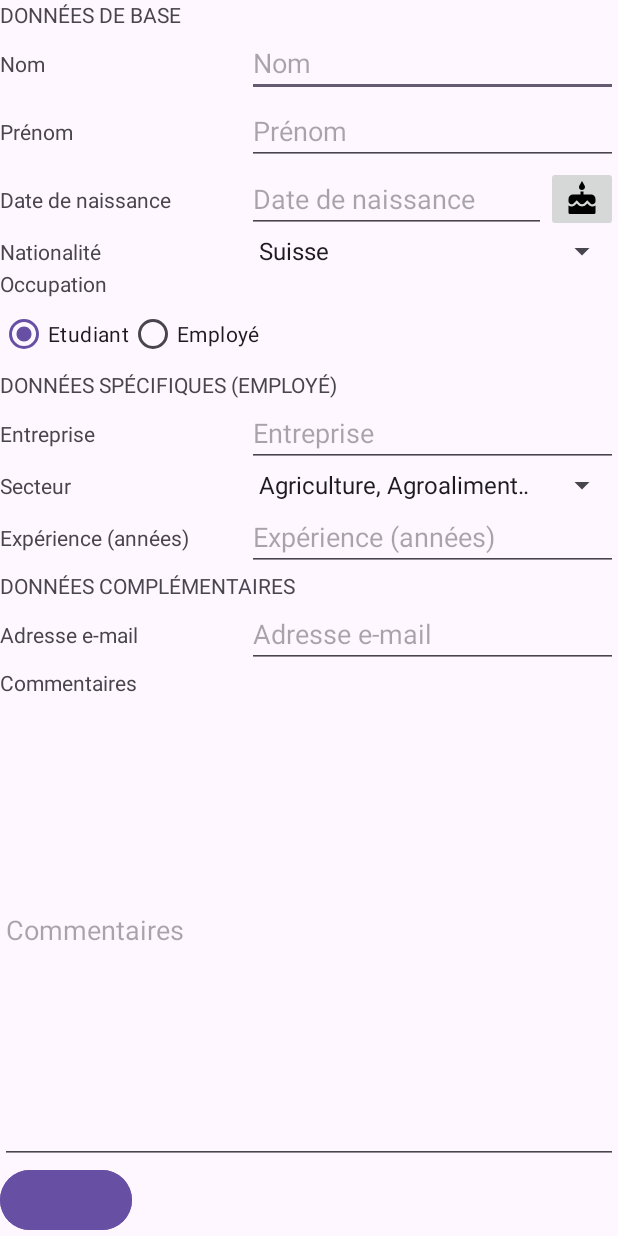
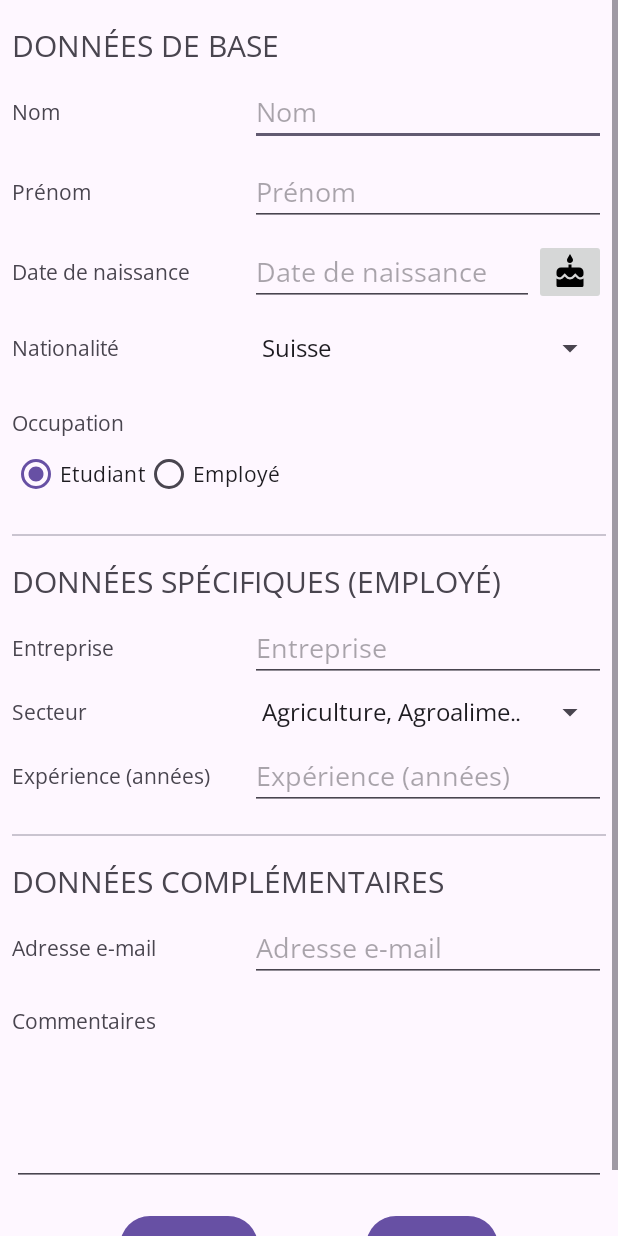
Before and after one commit to DrC0okie/HEIG_DAA_Labo3, an Android app: the layout activity_main.xml on its own in the app's theme, with its tools: preview values and no code run, on a phone screen of 412 x 824 dp. Run offline under Robolectric (Android 15) with nearby library versions, the phone set to English and light mode, and no system bars.

Commit message:
Finished main layout

```diff
--- a/Labo3/app/build.gradle.kts
+++ b/Labo3/app/build.gradle.kts
@@ -41,7 +41,6 @@ android {
 }
 
 dependencies {
-
     implementation("androidx.core:core-ktx:1.12.0")
     implementation("com.google.android.material:material:1.10.0")
     implementation("androidx.appcompat:appcompat:1.6.1")
--- a/Labo3/app/src/main/java/ch/heigvd/daa/labo3/MainActivity.kt
+++ b/Labo3/app/src/main/java/ch/heigvd/daa/labo3/MainActivity.kt
@@ -2,6 +2,7 @@ package ch.heigvd.daa.labo3
 
 import androidx.appcompat.app.AppCompatActivity
 import android.os.Bundle
+import androidx.appcompat.app.AlertDialog
 import ch.heigvd.daa.labo3.databinding.ActivityMainBinding
 
 class MainActivity : AppCompatActivity() {
@@ -14,6 +15,15 @@ class MainActivity : AppCompatActivity() {
         binding.imageButtonCake.setOnClickListener {
             //TODO : Material Datepicker
         }
+
+        binding.buttonCancel.setOnClickListener {
+            //TODO
+        }
+
+        binding.buttonSave.setOnClickListener {
+            //TODO
+        }
+
     }
 
 }
--- a/Labo3/app/src/main/res/layout/activity_main.xml
+++ b/Labo3/app/src/main/res/layout/activity_main.xml
@@ -1,9 +1,15 @@
 <?xml version="1.0" encoding="utf-8"?>
-<androidx.constraintlayout.widget.ConstraintLayout xmlns:android="http://schemas.android.com/apk/res/android"
+
+<ScrollView xmlns:android="http://schemas.android.com/apk/res/android"
     xmlns:app="http://schemas.android.com/apk/res-auto"
     xmlns:tools="http://schemas.android.com/tools"
     android:layout_width="match_parent"
-    android:layout_height="match_parent"
+    android:layout_height="match_parent">
+
+    <androidx.constraintlayout.widget.ConstraintLayout
+        android:layout_width="match_parent"
+        android:layout_height="wrap_content"
+        android:layout_margin="8dp"
         tools:context=".MainActivity">
 
         <androidx.constraintlayout.widget.Guideline
@@ -17,8 +23,10 @@
             android:id="@+id/text_view_base_data"
             android:layout_width="wrap_content"
             android:layout_height="wrap_content"
+            android:layout_marginTop="8dp"
             android:text="@string/main_base_title"
             android:textAllCaps="true"
+            android:textSize="20sp"
             app:layout_constraintStart_toStartOf="parent"
             app:layout_constraintTop_toTopOf="parent" />
 
@@ -36,7 +44,10 @@
             android:id="@+id/edit_text_name"
             android:layout_width="0dp"
             android:layout_height="wrap_content"
+            android:layout_marginTop="8dp"
+            android:autofillHints="@string/main_base_name_title"
             android:hint="@string/main_base_name_title"
+            android:inputType="textPersonName"
             app:layout_constraintEnd_toEndOf="parent"
             app:layout_constraintStart_toStartOf="@+id/guideline"
             app:layout_constraintTop_toBottomOf="@id/text_view_base_data" />
@@ -55,7 +66,10 @@
             android:id="@+id/edit_text_surname"
             android:layout_width="0dp"
             android:layout_height="wrap_content"
+            android:layout_marginTop="8dp"
+            android:autofillHints="@string/main_base_firstname_title"
             android:hint="@string/main_base_firstname_title"
+            android:inputType="textPersonName"
             app:layout_constraintEnd_toEndOf="parent"
             app:layout_constraintStart_toStartOf="@+id/guideline"
             app:layout_constraintTop_toBottomOf="@id/edit_text_name" />
@@ -74,10 +88,13 @@
             android:id="@+id/edit_text_birthdate"
             android:layout_width="0dp"
             android:layout_height="wrap_content"
+            android:layout_marginTop="8dp"
+            android:autofillHints="@string/main_base_birthdate_title"
             android:clickable="false"
             android:cursorVisible="false"
             android:focusable="false"
             android:hint="@string/main_base_birthdate_title"
+            android:inputType="date"
             app:layout_constraintEnd_toStartOf="@id/image_button_cake"
             app:layout_constraintStart_toStartOf="@+id/guideline"
             app:layout_constraintTop_toBottomOf="@id/edit_text_surname" />
@@ -86,6 +103,7 @@
             android:id="@+id/image_button_cake"
             android:layout_width="wrap_content"
             android:layout_height="wrap_content"
+            android:contentDescription="@string/main_base_birthdate_title"
             android:src="@drawable/cake"
             app:layout_constraintBottom_toBottomOf="@id/edit_text_birthdate"
             app:layout_constraintEnd_toEndOf="parent"
@@ -106,6 +124,7 @@
             android:id="@+id/spinner_nationality"
             android:layout_width="0dp"
             android:layout_height="wrap_content"
+            android:layout_marginTop="16dp"
             android:entries="@array/nationalities"
             app:layout_constraintEnd_toEndOf="parent"
             app:layout_constraintStart_toStartOf="@id/guideline"
@@ -115,6 +134,7 @@
             android:id="@+id/text_view_occupation"
             android:layout_width="0dp"
             android:layout_height="wrap_content"
+            android:layout_marginTop="28dp"
             android:text="@string/main_base_occupation_title"
             app:layout_constraintEnd_toStartOf="@id/guideline"
             app:layout_constraintStart_toStartOf="parent"
@@ -141,14 +161,25 @@
                 android:text="@string/main_base_occupation_worker" />
         </RadioGroup>
 
+        <com.google.android.material.divider.MaterialDivider
+            android:id="@+id/divider_basic_data"
+            android:layout_width="0dp"
+            android:layout_height="wrap_content"
+            android:layout_marginTop="16dp"
+            app:layout_constraintEnd_toEndOf="parent"
+            app:layout_constraintStart_toStartOf="parent"
+            app:layout_constraintTop_toBottomOf="@id/radio_group_occupation" />
+
         <TextView
             android:id="@+id/text_view_specific_data_student"
             android:layout_width="0dp"
             android:layout_height="wrap_content"
+            android:layout_marginTop="16dp"
             android:textAllCaps="true"
+            android:textSize="20sp"
             app:layout_constraintEnd_toEndOf="parent"
             app:layout_constraintStart_toStartOf="parent"
-        app:layout_constraintTop_toBottomOf="@id/radio_group_occupation"
+            app:layout_constraintTop_toBottomOf="@id/divider_basic_data"
             tools:text="@string/main_specific_students_title" />
 
         <TextView
@@ -165,7 +196,10 @@
             android:id="@+id/edit_text_student_school"
             android:layout_width="0dp"
             android:layout_height="wrap_content"
+            android:layout_marginTop="8dp"
+            android:autofillHints="@string/main_specific_school_title"
             android:hint="@string/main_specific_school_title"
+            android:inputType="text"
             app:layout_constraintEnd_toEndOf="parent"
             app:layout_constraintStart_toStartOf="@+id/guideline"
             app:layout_constraintTop_toBottomOf="@id/text_view_specific_data_student" />
@@ -184,7 +218,10 @@
             android:id="@+id/edit_text_student_graduationyear"
             android:layout_width="0dp"
             android:layout_height="wrap_content"
+            android:layout_marginTop="8dp"
+            android:autofillHints="@string/main_specific_graduationyear_title"
             android:hint="@string/main_specific_graduationyear_title"
+            android:inputType="text"
             app:layout_constraintEnd_toEndOf="parent"
             app:layout_constraintStart_toStartOf="@+id/guideline"
             app:layout_constraintTop_toBottomOf="@id/edit_text_student_school" />
@@ -196,16 +233,18 @@
             android:visibility="gone"
             app:constraint_referenced_ids="text_view_student_school, edit_text_student_school, text_view_student_graduationyear, edit_text_student_graduationyear, text_view_specific_data_student" />
 
-
         <TextView
             android:id="@+id/text_view_specific_data_worker"
             android:layout_width="0dp"
             android:layout_height="wrap_content"
+            android:layout_marginTop="16dp"
+            android:text="@string/main_specific_workers_title"
             android:textAllCaps="true"
+            android:textSize="20sp"
             app:layout_constraintEnd_toEndOf="parent"
+            app:layout_constraintHorizontal_bias="0.0"
             app:layout_constraintStart_toStartOf="parent"
-        app:layout_constraintTop_toBottomOf="@id/radio_group_occupation"
-        tools:text="@string/main_specific_workers_title" />
+            app:layout_constraintTop_toBottomOf="@id/divider_basic_data" />
 
         <TextView
             android:id="@+id/text_view_worker_company"
@@ -221,8 +260,10 @@
             android:id="@+id/edit_text_worker_company"
             android:layout_width="0dp"
             android:layout_height="wrap_content"
+            android:layout_marginTop="8dp"
+            android:autofillHints="@string/main_specific_compagny_title"
+            android:hint="@string/main_specific_compagny_title"
             android:inputType="text"
-        android:hint="@string/main_specific_compagny_title"
             app:layout_constraintEnd_toEndOf="parent"
             app:layout_constraintStart_toStartOf="@+id/guideline"
             app:layout_constraintTop_toBottomOf="@id/text_view_specific_data_worker" />
@@ -241,6 +282,7 @@
             android:id="@+id/spinner_worker_sector"
             android:layout_width="0dp"
             android:layout_height="wrap_content"
+            android:layout_marginTop="8dp"
             android:entries="@array/sectors"
             app:layout_constraintEnd_toEndOf="parent"
             app:layout_constraintStart_toStartOf="@id/guideline"
@@ -259,9 +301,11 @@
         <EditText
             android:id="@+id/edit_text_worker_experience"
             android:layout_width="0dp"
+            android:layout_height="wrap_content"
+            android:layout_marginTop="8dp"
+            android:autofillHints="@string/main_specific_experience_title"
+            android:hint="@string/main_specific_experience_title"
             android:inputType="numberDecimal"
-        android:layout_height="wrap_content"
-        android:hint="@string/main_specific_experience_title"
             app:layout_constraintEnd_toEndOf="parent"
             app:layout_constraintStart_toStartOf="@+id/guideline"
             app:layout_constraintTop_toBottomOf="@id/spinner_worker_sector" />
@@ -275,19 +319,32 @@
 
         <androidx.constraintlayout.widget.Barrier
             android:id="@+id/barrier"
-        android:layout_width="wrap_content" android:layout_height="wrap_content"
+            android:layout_width="wrap_content"
+            android:layout_height="wrap_content"
             app:barrierDirection="bottom"
             app:constraint_referenced_ids="edit_text_worker_experience, edit_text_student_graduationyear" />
+
+        <com.google.android.material.divider.MaterialDivider
+            android:id="@+id/divider_specific_data"
+            android:layout_width="0dp"
+            android:layout_height="wrap_content"
+            android:layout_marginTop="16dp"
+            app:layout_constraintEnd_toEndOf="parent"
+            app:layout_constraintStart_toStartOf="parent"
+            app:layout_constraintTop_toBottomOf="@id/barrier" />
+
 
         <TextView
             android:id="@+id/text_view_additional_data"
             android:layout_width="0dp"
             android:layout_height="wrap_content"
+            android:layout_marginTop="16dp"
             android:text="@string/additional_title"
             android:textAllCaps="true"
+            android:textSize="20sp"
+            app:layout_constraintEnd_toEndOf="parent"
             app:layout_constraintStart_toStartOf="parent"
-        app:layout_constraintTop_toBottomOf="@id/barrier"
-        app:layout_constraintEnd_toEndOf="parent"/>
+            app:layout_constraintTop_toBottomOf="@id/divider_specific_data" />
 
         <TextView
             android:id="@+id/text_view_email"
@@ -303,8 +360,10 @@
             android:id="@+id/edit_text_email"
             android:layout_width="0dp"
             android:layout_height="wrap_content"
+            android:layout_marginTop="8dp"
+            android:autofillHints="@string/additional_email_title"
+            android:hint="@string/additional_email_title"
             android:inputType="textEmailAddress"
-        android:hint="@string/additional_email_title"
             app:layout_constraintEnd_toEndOf="parent"
             app:layout_constraintStart_toStartOf="@+id/guideline"
             app:layout_constraintTop_toBottomOf="@id/text_view_additional_data" />
@@ -313,33 +372,48 @@
             android:id="@+id/text_view_comments"
             android:layout_width="0dp"
             android:layout_height="wrap_content"
+            android:layout_marginTop="16dp"
             android:text="@string/additional_remarks_title"
             app:layout_constraintEnd_toEndOf="parent"
             app:layout_constraintStart_toStartOf="parent"
-        app:layout_constraintTop_toBottomOf="@id/edit_text_email"/>
+            app:layout_constraintTop_toBottomOf="@id/edit_text_email" />
 
         <EditText
             android:id="@+id/edit_text_comments"
             android:layout_width="0dp"
-        android:layout_height="0dp"
-        android:inputType="textAutoComplete"
-        android:hint="@string/additional_remarks_title"
+            android:layout_height="wrap_content"
+            android:autofillHints="@string/additional_remarks_title"
+            android:gravity="top"
+            android:inputType="textAutoComplete|textMultiLine"
+            android:minHeight="100dp"
             app:layout_constraintEnd_toEndOf="parent"
             app:layout_constraintStart_toStartOf="parent"
-        app:layout_constraintTop_toBottomOf="@id/text_view_comments"
-        app:layout_constraintBottom_toTopOf="@id/button_cancel"/>
+            app:layout_constraintTop_toBottomOf="@id/text_view_comments" />
+
 
         <Button
             android:id="@+id/button_cancel"
             android:layout_width="wrap_content"
             android:layout_height="wrap_content"
+            android:layout_marginTop="16dp"
+            android:layout_marginBottom="16dp"
+            android:text="@string/btn_cancel"
             app:layout_constraintBottom_toBottomOf="parent"
-        app:layout_constraintStart_toStartOf="parent"/>
+            app:layout_constraintEnd_toStartOf="@id/button_save"
+            app:layout_constraintStart_toStartOf="parent"
+            app:layout_constraintTop_toBottomOf="@id/edit_text_comments" />
 
         <Button
             android:id="@+id/button_save"
             android:layout_width="wrap_content"
             android:layout_height="wrap_content"
+            android:layout_marginTop="16dp"
+            android:layout_marginBottom="16dp"
+            android:text="@string/btn_ok"
             app:layout_constraintBottom_toBottomOf="parent"
-        app:layout_constraintStart_toStartOf="parent"/>
+            app:layout_constraintEnd_toEndOf="parent"
+            app:layout_constraintStart_toEndOf="@id/button_cancel"
+            app:layout_constraintTop_toBottomOf="@id/edit_text_comments" />
+
     </androidx.constraintlayout.widget.ConstraintLayout>
+</ScrollView>
--- a/Labo3/app/src/main/res/values/themes.xml
+++ b/Labo3/app/src/main/res/values/themes.xml
@@ -2,7 +2,7 @@
     <!-- Base application theme. -->
     <style name="Base.Theme.Labo3" parent="Theme.Material3.DayNight.NoActionBar">
         <!-- Customize your light theme here. -->
-        <!-- <item name="colorPrimary">@color/my_light_primary</item> -->
+         <item name="android:fontFamily">@font/open_sans</item>
     </style>
 
     <style name="Theme.Labo3" parent="Base.Theme.Labo3" />
```
Also changed, not shown: Labo3/app/src/main/res/font/open_sans.ttf (added). Lines whose indentation alone changed are shown as unchanged.
